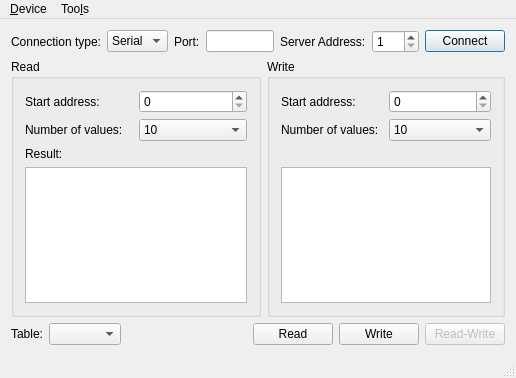
First picture: the form in Qt/my_programm/MODBUS/serialbus/modbus/master/src/ui/mainwindow.ui, repository RinatB2017/mega_GIT, before the edit.
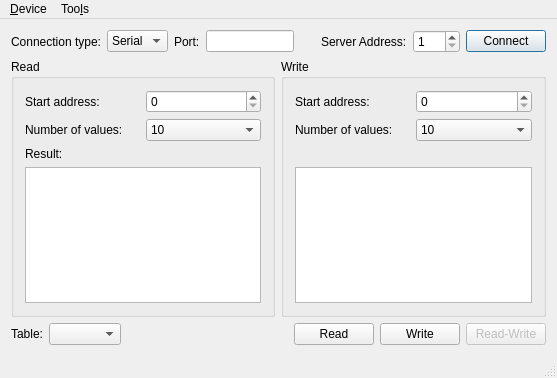
Second picture: the form after the edit. Icons and pictures are not drawn.

The edit to the form file:
```diff
--- a/Qt/my_programm/MODBUS/serialbus/modbus/master/src/ui/mainwindow.ui
+++ b/Qt/my_programm/MODBUS/serialbus/modbus/master/src/ui/mainwindow.ui
@@ -6,7 +6,7 @@
    <rect>
     <x>0</x>
     <y>0</y>
-    <width>516</width>
+    <width>557</width>
     <height>378</height>
    </rect>
   </property>
@@ -437,8 +437,8 @@
     <rect>
      <x>0</x>
      <y>0</y>
-     <width>516</width>
-     <height>21</height>
+     <width>557</width>
+     <height>29</height>
     </rect>
    </property>
    <widget class="QMenu" name="menuDevice">
```
Left out of the diff: 10 changed lines with no effect on the pictures.
